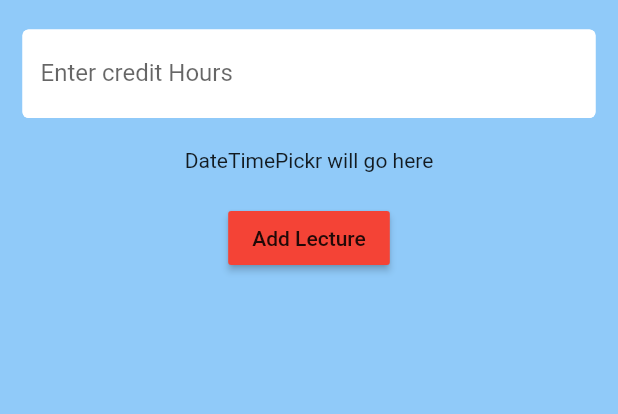
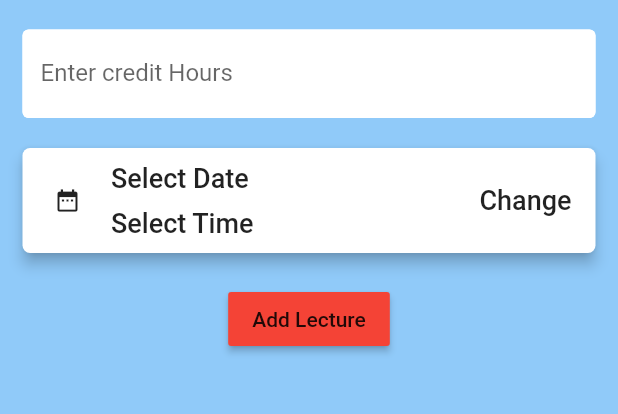
Before and after one commit to qasimsiddiqui/attendance_app, a Flutter app: the InstructorAddLecture screen opened directly, on a phone screen of 412 x 824 dp, the part 218-632 px from its top. Run offline on Flutter 3.47's test engine with Material 2 defaults, Android fonts, the phone set to English and light mode, and no system bars; our stand-ins replace cloud_firestore, firebase_auth, flushbar, flutter_datetime_picker, google_sign_in, random_string; accounts and stored records are empty.

Commit message:
dateTimePicker added

```diff
--- a/lib/screens/add_lecture/instructor_addLecture.dart
+++ b/lib/screens/add_lecture/instructor_addLecture.dart
@@ -4,10 +4,12 @@ import 'package:attendance_app/models/user.dart';
 import 'package:attendance_app/services/database.dart';
 import 'package:attendance_app/shared/constants.dart';
 import 'package:attendance_app/shared/loading.dart';
+import 'package:cloud_firestore/cloud_firestore.dart';
 import 'package:flushbar/flushbar.dart';
 import 'package:flutter/material.dart';
 import 'package:provider/provider.dart';
 import 'package:random_string/random_string.dart';
+import 'package:flutter_datetime_picker/flutter_datetime_picker.dart';
 
 class InstructorAddLecture extends StatefulWidget {
   @override
@@ -21,6 +23,9 @@ class _InstructorAddLectureState extends State<InstructorAddLecture> {
   String attendanceCode = randomAlphaNumeric(8).toUpperCase();
   int creditHours = 0;
   bool loading = false;
+  DateTime _dateTime = DateTime.now();
+  String _dateString = "Select Date";
+  String _timeString = "Select Time";
 
   @override
   Widget build(BuildContext context) {
@@ -68,7 +73,89 @@ class _InstructorAddLectureState extends State<InstructorAddLecture> {
                     SizedBox(
                       height: 20,
                     ),
-                    Text('DateTimePickr will go here'),
+                    RaisedButton(
+                      shape: RoundedRectangleBorder(
+                          borderRadius: BorderRadius.circular(5.0)),
+                      elevation: 4.0,
+                      onPressed: () {
+                        DatePicker.showDateTimePicker(
+                          context,
+                          theme: DatePickerTheme(
+                            containerHeight: 220.0,
+                          ),
+                          showTitleActions: true,
+                          minTime: DateTime(2015, 1, 1),
+                          maxTime: DateTime(2025, 12, 31),
+                          currentTime: DateTime.now(),
+                          locale: LocaleType.en,
+                          onConfirm: (date) {
+                            print('confirm $date');
+                            setState(() {
+                              _dateTime = date;
+                              _dateString =
+                                  "Date: ${_dateTime.day} - ${_dateTime.month} - ${_dateTime.year}";
+                              _timeString =
+                                  "Time: ${_dateTime.hour > 12 ? _dateTime.hour - 12 : _dateTime.hour} : ";
+                              if (_dateTime.minute < 10) {
+                                _timeString =
+                                    _timeString + "0${_dateTime.minute}";
+                              } else {
+                                _timeString =
+                                    _timeString + "${_dateTime.minute}";
+                              }
+                            });
+                          },
+                        );
+                      },
+                      child: Container(
+                        alignment: Alignment.center,
+                        height: 70.0,
+                        child: Row(
+                          mainAxisAlignment: MainAxisAlignment.spaceBetween,
+                          children: <Widget>[
+                            Row(
+                              children: <Widget>[
+                                Container(
+                                  child: Row(
+                                    children: <Widget>[
+                                      Padding(
+                                        padding: const EdgeInsets.fromLTRB(
+                                            5, 5, 20, 5),
+                                        child: Icon(
+                                          Icons.date_range,
+                                          size: 18.0,
+                                        ),
+                                      ),
+                                      Column(
+                                        mainAxisAlignment:
+                                            MainAxisAlignment.spaceEvenly,
+                                        crossAxisAlignment:
+                                            CrossAxisAlignment.start,
+                                        children: [
+                                          Text(
+                                            _dateString,
+                                            style: TextStyle(fontSize: 18.0),
+                                          ),
+                                          Text(
+                                            _timeString,
+                                            style: TextStyle(fontSize: 18.0),
+                                          ),
+                                        ],
+                                      ),
+                                    ],
+                                  ),
+                                )
+                              ],
+                            ),
+                            Text(
+                              "  Change",
+                              style: TextStyle(fontSize: 18.0),
+                            ),
+                          ],
+                        ),
+                      ),
+                      color: Colors.white,
+                    ),
                     SizedBox(
                       height: 20,
                     ),
@@ -80,6 +167,7 @@ class _InstructorAddLectureState extends State<InstructorAddLecture> {
                           setState(() => loading = true);
                           _lecture.attendanceCode = attendanceCode;
                           _lecture.creditHours = creditHours;
+                          _lecture.dateTime = Timestamp.fromDate(_dateTime);
 
                           dynamic result = await _databaseService
                               .addNewLectureInstructor(_course, _lecture);
--- a/pubspec.yaml
+++ b/pubspec.yaml
@@ -24,6 +24,7 @@ dependencies:
   google_sign_in: ^4.0.0
   firebase_auth: ^0.15.0+1
   cloud_firestore: ^0.12.9+4
+  flutter_datetime_picker: ^1.4.0
   # flutter_bloc: ^4.0.0
   # equatable: ^1.1.1
   # meta: ^1.1.6
```
Also changed, not shown: pubspec.lock.
